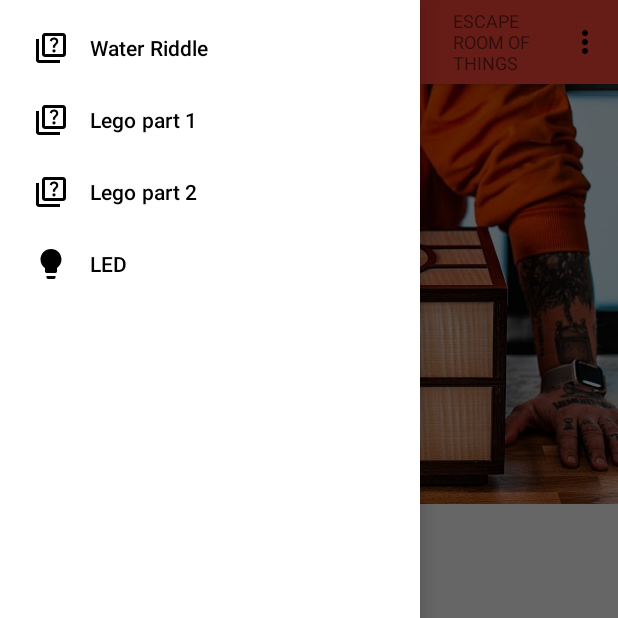
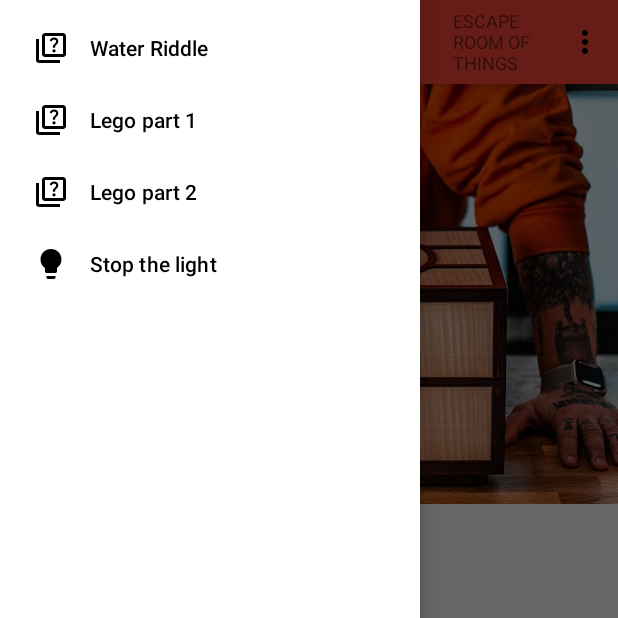
Before and after one commit to smartuni/escape-room-of-things, an Android app: the screen it shows after launch (MainActivity), with the side drawer open, on a phone screen of 412 x 824 dp, the top half of it. Run offline under Robolectric (Android 15) with nearby library versions, the phone set to English and light mode, and no system bars; our stand-ins replace Dagger/Hilt's generated code, navigation-ui; network calls fail.

Commit message:
changed name in drawerView

```diff
--- a/App/app/src/main/res/values/strings.xml
+++ b/App/app/src/main/res/values/strings.xml
@@ -1,6 +1,6 @@
 <resources>
     <string name="app_name">Riddle</string>
-    <string name="led">LED</string>
+    <string name="led">Stop the light</string>
     <string name="qr">QR</string>
     <string name="login">Login</string>
     <string name="cancel">Cancel</string>
```
Also changed, not shown: 1 other file.
